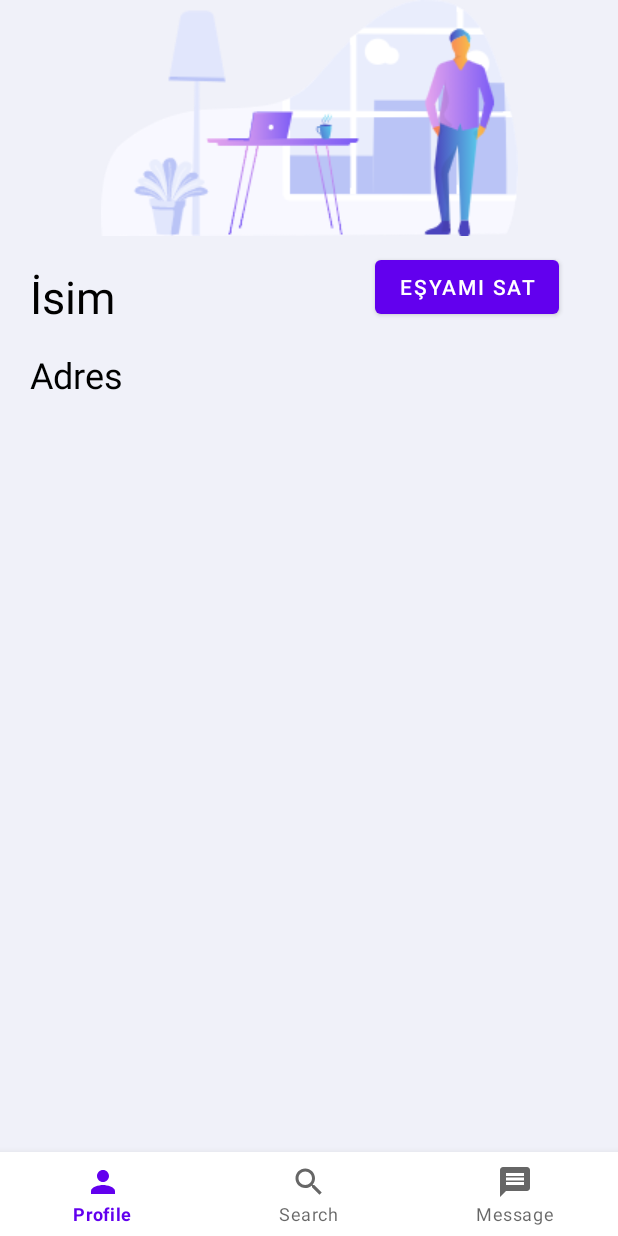
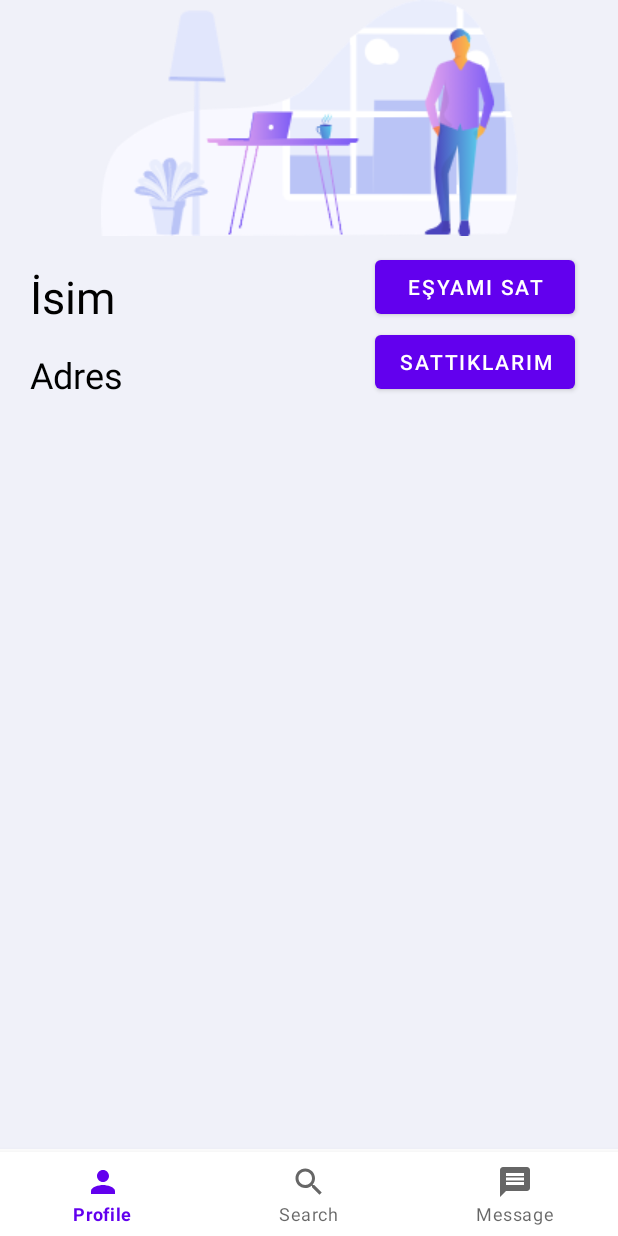
Before and after one commit to mertcanduldul/TradingMarketApp, an Android app: the fragment ProfileActivity placed in its activity, on a phone screen of 412 x 824 dp. Run offline under Robolectric (Android 15) with nearby library versions, the phone set to English and light mode, and no system bars; our stand-ins replace Firebase (no records; nobody signed in at launch, a user with empty details on screens opened directly).

```diff
--- a/app/src/main/java/com/mertcanduldul/app/ProfileActivity.java
+++ b/app/src/main/java/com/mertcanduldul/app/ProfileActivity.java
@@ -13,11 +13,24 @@ import android.widget.TextView;
 import androidx.annotation.NonNull;
 import androidx.annotation.Nullable;
 import androidx.fragment.app.Fragment;
+import androidx.recyclerview.widget.RecyclerView;
+import androidx.recyclerview.widget.StaggeredGridLayoutManager;
+
+import com.google.firebase.database.DataSnapshot;
+import com.google.firebase.database.DatabaseError;
+import com.google.firebase.database.DatabaseReference;
+import com.google.firebase.database.FirebaseDatabase;
+import com.google.firebase.database.ValueEventListener;
+
+import java.util.ArrayList;
+import java.util.List;
 
 public class ProfileActivity extends Fragment {
     private TextView textName, textAdres;
-    private Button buttonProfileAddProduct;
+    private Button buttonProfileAddProduct, buttonRvLoad;
+    List<Urun> urunList;
 
+    private CustomAdapter customAdapter;
 
     @Nullable
     @Override
@@ -27,11 +40,11 @@ public class ProfileActivity extends Fragment {
         textName = view.findViewById(R.id.textName);
         textAdres = view.findViewById(R.id.textAdres);
         buttonProfileAddProduct = view.findViewById(R.id.buttonProfileAddProduct);
+        buttonRvLoad = view.findViewById(R.id.buttonRvLoad);
 
         if (getArguments() != null) {
             String username = this.getArguments().getString("username");
             String userkey = this.getArguments().getString("userkey");
-
             textName.setText(username);
         }
 
@@ -40,7 +53,7 @@ public class ProfileActivity extends Fragment {
             public void onClick(View v) {
                 if (getArguments() != null) {
                     String username = getArguments().getString("username");
-                    String userfullname=getArguments().getString("userfullname");
+                    String userfullname = getArguments().getString("userfullname");
                     String userkey = getArguments().getString("userkey");
 
 
@@ -50,13 +63,64 @@ public class ProfileActivity extends Fragment {
                     bundle.putString("userfullname", userfullname);
                     bundle.putString("userkey", userkey);
                     ap.setArguments(bundle);
-                    getActivity().getSupportFragmentManager().beginTransaction().replace(R.id.fragment_layout, ap).addToBackStack(null).commit();
+                    getActivity().getSupportFragmentManager().beginTransaction().replace(R.id.fragment_layout, ap).commit();
                 }
             }
         });
 
+        buttonRvLoad.setOnClickListener(new View.OnClickListener() {
+            @Override
+            public void onClick(View v) {
+                if (urunList != null) {
+                    RecyclerView rv = view.findViewById(R.id.profileRv);
+                    customAdapter = new CustomAdapter(urunList, getContext());
+                    rv.setAdapter(customAdapter);
+                    rv.setLayoutManager(new StaggeredGridLayoutManager(2, StaggeredGridLayoutManager.VERTICAL));
+
+                }
+            }
+        });
 
         return view;
+    }
+
+    @Override
+    public void onCreate(@Nullable Bundle savedInstanceState) {
+        super.onCreate(savedInstanceState);
+
+        FirebaseDatabase db = FirebaseDatabase.getInstance();
+        DatabaseReference myref = db.getReference("urun");
+        urunList = new ArrayList<>();
+        myref.addValueEventListener(new ValueEventListener() {
+            int i = 0;
+
+            @Override
+            public void onDataChange(@NonNull DataSnapshot dataSnapshot) {
+                for (DataSnapshot d : dataSnapshot.getChildren()) {
+                    if (getArguments() != null) {
+                        String username = getArguments().getString("username");
+                        String userfullname = getArguments().getString("userfullname");
+                        String userkey = getArguments().getString("userkey");
+
+
+                        Urun u1 = d.getValue(Urun.class);
+                        String dburunkey = u1.getUrun_sahibi_id().toString();
+
+                        if (dburunkey.equals(userkey)) {
+                            urunList.add(new Urun(u1.getUrun_id(), u1.getUrun_adi(), u1.getUrun_fotograf(), u1.getUrun_aciklama(), u1.getUrun_fiyat(), u1.getUrun_sahibi_id()));
+                            i++;
+
+                        }
+                    }
+                }
+            }
+
+            @Override
+            public void onCancelled(@NonNull DatabaseError databaseError) {
+
+            }
+        });
 
     }
+
 }
--- a/app/src/main/java/com/mertcanduldul/app/SearchActivity.java
+++ b/app/src/main/java/com/mertcanduldul/app/SearchActivity.java
@@ -20,15 +20,8 @@ import java.util.List;
 public class SearchActivity extends Fragment {
     private Button detailButton;
     List<Urun> mList;
-    CustomAdapter customAdapter;
+    private CustomAdapter customAdapter;
 
-    public List<Urun> getmList() {
-        return mList;
-    }
-
-    public void setmList(List<Urun> mList) {
-        this.mList = mList;
-    }
 
     @Nullable
     @Override
--- a/app/src/main/java/com/mertcanduldul/app/Urun.java
+++ b/app/src/main/java/com/mertcanduldul/app/Urun.java
@@ -8,8 +8,7 @@ public class Urun {
     private int urun_fiyat;
     private String urun_sahibi_id;
 
-    public Urun() {
-    }
+
 
     public Urun(String urun_id, String urun_adi, String urun_fotograf, String urun_aciklama, int urun_fiyat, String urun_sahibi_id) {
         this.urun_id = urun_id;
@@ -18,6 +17,8 @@ public class Urun {
         this.urun_aciklama = urun_aciklama;
         this.urun_fiyat = urun_fiyat;
         this.urun_sahibi_id = urun_sahibi_id;
+    }
+    public Urun() {
     }
 
     public String getUrun_sahibi_id() {
--- a/app/src/main/res/layout/activity_main.xml
+++ b/app/src/main/res/layout/activity_main.xml
@@ -12,6 +12,7 @@
         android:id="@+id/fragment_layout"
         android:layout_width="match_parent"
         android:layout_height="match_parent"
+        android:layout_marginBottom="58dp"
         app:layout_constraintBottom_toBottomOf="parent"
         app:layout_constraintEnd_toEndOf="parent"
         app:layout_constraintStart_toStartOf="parent"
--- a/app/src/main/res/layout/profile_layout.xml
+++ b/app/src/main/res/layout/profile_layout.xml
@@ -37,11 +37,19 @@
 
         <Button
             android:id="@+id/buttonProfileAddProduct"
-            android:layout_width="wrap_content"
+            android:layout_width="133dp"
             android:layout_height="wrap_content"
             android:text="Eşyamı Sat"
             android:translationX="250dp"
             android:translationY="10dp" />
+
+        <Button
+            android:id="@+id/buttonRvLoad"
+            android:layout_width="wrap_content"
+            android:layout_height="wrap_content"
+            android:text="SATTIKLARIM"
+            android:translationX="250dp"
+            android:translationY="60dp" />
     </FrameLayout>
 
     <ImageView
@@ -55,8 +63,10 @@
         app:srcCompat="@drawable/profile_top" />
 
     <androidx.recyclerview.widget.RecyclerView
+        android:id="@+id/profileRv"
         android:layout_width="match_parent"
-        android:layout_height="wrap_content"
+        android:layout_height="0dp"
+        app:layout_constraintBottom_toBottomOf="parent"
         app:layout_constraintEnd_toEndOf="parent"
         app:layout_constraintStart_toStartOf="parent"
         app:layout_constraintTop_toBottomOf="@+id/frameLayout" />
--- a/app/src/main/res/layout/search_layout.xml
+++ b/app/src/main/res/layout/search_layout.xml
@@ -8,8 +8,10 @@
     <androidx.recyclerview.widget.RecyclerView
         android:id="@+id/rv"
         android:layout_width="match_parent"
-        android:layout_height="wrap_content"
+        android:layout_height="0dp"
 
+        android:layout_marginBottom="10dp"
+        app:layout_constraintBottom_toBottomOf="parent"
         app:layout_constraintEnd_toEndOf="parent"
         app:layout_constraintStart_toStartOf="parent"
         app:layout_constraintTop_toBottomOf="@+id/textView3" />
```
Also changed, not shown: app/src/main/java/com/mertcanduldul/app/AddProduct.java (+7 -2 lines).
